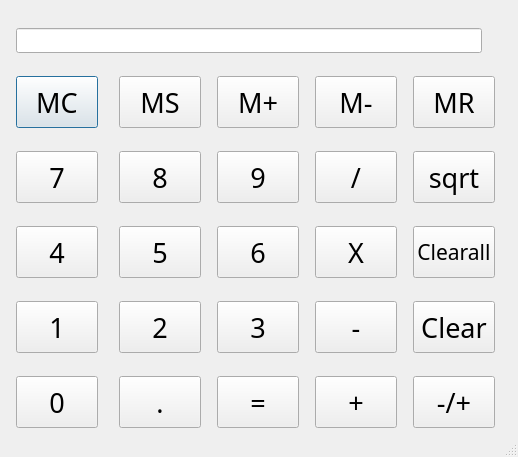
This is 40623242-final/ui/dialog.ui in 40623242/final as Qt 5 draws it before an edit. The edited form follows.
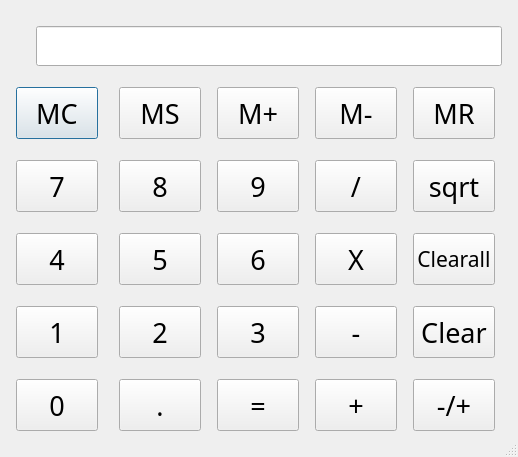
This is the edited form.

```diff
--- a/40623242-final/ui/dialog.ui
+++ b/40623242-final/ui/dialog.ui
@@ -142,22 +142,6 @@
      </property>
     </widget>
    </item>
-   <item row="0" column="0" colspan="5">
-    <widget class="QLineEdit" name="lineEdit">
-     <property name="minimumSize">
-      <size>
-       <width>466</width>
-       <height>25</height>
-      </size>
-     </property>
-     <property name="maximumSize">
-      <size>
-       <width>466</width>
-       <height>25</height>
-      </size>
-     </property>
-    </widget>
-   </item>
    <item row="3" column="1">
     <widget class="QPushButton" name="five">
      <property name="minimumSize">
@@ -658,6 +642,31 @@
      </property>
     </widget>
    </item>
+   <item row="0" column="0" colspan="5">
+    <widget class="QLineEdit" name="display">
+     <property name="minimumSize">
+      <size>
+       <width>466</width>
+       <height>40</height>
+      </size>
+     </property>
+     <property name="maximumSize">
+      <size>
+       <width>466</width>
+       <height>40</height>
+      </size>
+     </property>
+     <property name="cursor">
+      <cursorShape>IBeamCursor</cursorShape>
+     </property>
+     <property name="layoutDirection">
+      <enum>Qt::RightToLeft</enum>
+     </property>
+     <property name="alignment">
+      <set>Qt::AlignRight|Qt::AlignTrailing|Qt::AlignVCenter</set>
+     </property>
+    </widget>
+   </item>
   </layout>
  </widget>
  <resources/>
```
Left out of the diff: 4 changed lines with no effect on the pictures.
